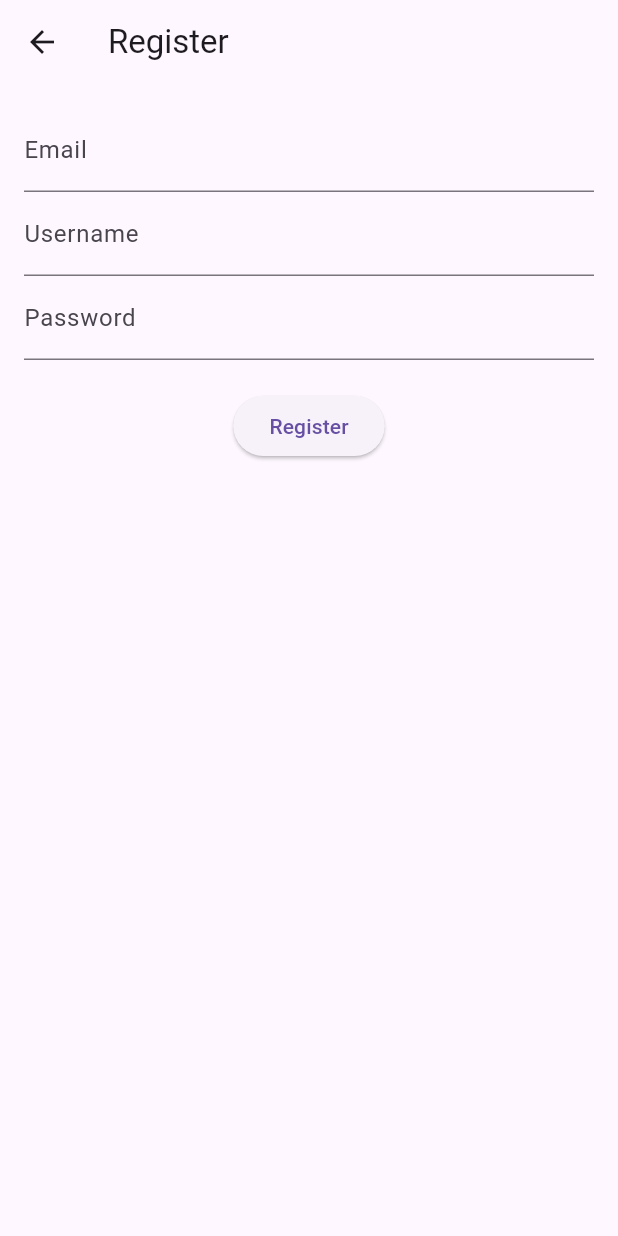
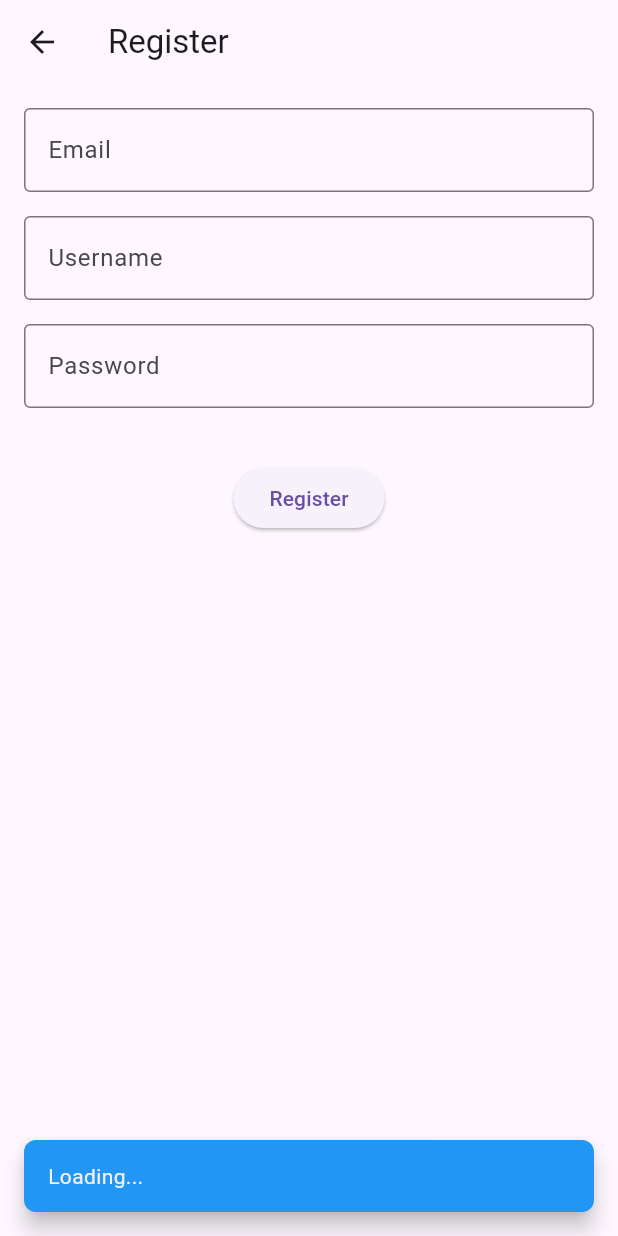
Before and after one commit to islam-debbi-dev/book_store_frontend_flutter, a Flutter app: the RegistrationPage screen opened directly, after a tap on "Register", on a phone screen of 412 x 824 dp. Run offline on Flutter 3.47's test engine with Material 3 defaults, Android fonts, the light colour scheme and no system bars; our stand-ins replace bloc, dio, flutter_bloc, pretty_dio_logger; network calls fail.

Commit message:
- add registration ui

```diff
--- a/lib/feattures/registration/presentation/registration.dart
+++ b/lib/feattures/registration/presentation/registration.dart
@@ -1,6 +1,9 @@
+import 'package:booke_store/feattures/registration/presentation/widgets/registration_bloc_listener.dart';
 import 'package:flutter/material.dart';
+import 'package:flutter_bloc/flutter_bloc.dart';
 
-import '../../../core/service/Api.dart';
+import '../logic/registration_cubit.dart';
+import 'widgets/registration_form.dart';
 
 class RegistrationPage extends StatefulWidget {
   const RegistrationPage({super.key});
@@ -9,10 +12,6 @@ class RegistrationPage extends StatefulWidget {
 }
 
 class _RegistrationPageState extends State<RegistrationPage> {
-  final TextEditingController _emailController = TextEditingController();
-  final TextEditingController _usernameController = TextEditingController();
-  final TextEditingController _passwordController = TextEditingController();
-
   @override
   Widget build(BuildContext context) {
     return Scaffold(
@@ -23,31 +22,15 @@ class _RegistrationPageState extends State<RegistrationPage> {
         padding: const EdgeInsets.all(16.0),
         child: Column(
           children: <Widget>[
-            TextField(
-              controller: _emailController,
-              decoration: InputDecoration(labelText: 'Email'),
-            ),
-            TextField(
-              controller: _usernameController,
-              decoration: InputDecoration(labelText: 'Username'),
-            ),
-            TextField(
-              controller: _passwordController,
-              decoration: InputDecoration(labelText: 'Password'),
-              obscureText: true,
-            ),
+            RegistrationForm(),
             SizedBox(height: 20),
             ElevatedButton(
-              onPressed: () async {
-                // await Api.register(
-                //   _emailController.text,
-                //   _usernameController.text,
-                //   _passwordController.text,
-                //   context,
-                // );
+              onPressed: () {
+                context.read<RegistrationCubit>().register();
               },
               child: Text('Register'),
             ),
+            RegistrationBlocListener(),
           ],
         ),
       ),
--- /dev/null
+++ b/lib/feattures/registration/presentation/widgets/registration_bloc_listener.dart
@@ -0,0 +1,79 @@
+import 'package:flutter/material.dart';
+import 'package:flutter_bloc/flutter_bloc.dart';
+
+import '../../../../core/router/constants_router.dart';
+import '../../logic/registration_cubit.dart';
+
+class RegistrationBlocListener extends StatefulWidget {
+  const RegistrationBlocListener({super.key});
+
+  @override
+  State<RegistrationBlocListener> createState() =>
+      _RegistrationBlocListenerState();
+}
+
+class _RegistrationBlocListenerState extends State<RegistrationBlocListener> {
+  @override
+  Widget build(BuildContext context) {
+    return BlocListener<RegistrationCubit, RegistrationState>(
+      listenWhen: (context, state) {
+        return state is RegistrationLoading ||
+            state is RegistrationSuccess ||
+            state is RegistrationFailure;
+      },
+      listener: (context, state) async {
+        if (state is RegistrationLoading) {
+          ScaffoldMessenger.of(context).showSnackBar(loadingSnackBar());
+        } else if (state is RegistrationSuccess) {
+          await ScaffoldMessenger.of(context)
+              .showSnackBar(successSnackBar())
+              .closed;
+          Navigator.pushNamed(context, login);
+        } else if (state is RegistrationFailure) {
+          ScaffoldMessenger.of(context)
+              .showSnackBar(errorSnackBar(state.errorMessage));
+        }
+      },
+      child: Container(),
+    );
+  }
+}
+
+SnackBar loadingSnackBar() {
+  return const SnackBar(
+    content: Text('Loading...'),
+    duration: Duration(seconds: 2),
+    behavior: SnackBarBehavior.floating,
+    margin: EdgeInsets.all(16),
+    backgroundColor: Colors.blue,
+    shape: RoundedRectangleBorder(
+      borderRadius: BorderRadius.all(Radius.circular(8)),
+    ),
+  );
+}
+
+SnackBar successSnackBar() {
+  return const SnackBar(
+    content: Text('Registration Successful'),
+    duration: Duration(seconds: 2),
+    behavior: SnackBarBehavior.floating,
+    margin: EdgeInsets.all(16),
+    backgroundColor: Colors.green,
+    shape: RoundedRectangleBorder(
+      borderRadius: BorderRadius.all(Radius.circular(8)),
+    ),
+  );
+}
+
+SnackBar errorSnackBar(String errorMessage) {
+  return SnackBar(
+    content: Text('Registration Failed: $errorMessage'),
+    duration: const Duration(seconds: 2),
+    behavior: SnackBarBehavior.floating,
+    margin: const EdgeInsets.all(16),
+    backgroundColor: Colors.red,
+    shape: const RoundedRectangleBorder(
+      borderRadius: BorderRadius.all(Radius.circular(8)),
+    ),
+  );
+}
--- /dev/null
+++ b/lib/feattures/registration/presentation/widgets/registration_form.dart
@@ -0,0 +1,73 @@
+import 'package:flutter/material.dart';
+import 'package:flutter_bloc/flutter_bloc.dart';
+
+import '../../logic/registration_cubit.dart';
+
+class RegistrationForm extends StatefulWidget {
+  const RegistrationForm({super.key});
+
+  @override
+  State<RegistrationForm> createState() => _RegistrationFormState();
+}
+
+class _RegistrationFormState extends State<RegistrationForm> {
+  late TextEditingController _emailController = TextEditingController();
+  late TextEditingController _usernameController = TextEditingController();
+  late TextEditingController _passwordController = TextEditingController();
+
+  @override
+  void initState() {
+    super.initState();
+    _emailController =
+        BlocProvider.of<RegistrationCubit>(context).emailController;
+    _usernameController =
+        BlocProvider.of<RegistrationCubit>(context).usernameController;
+    _passwordController =
+        BlocProvider.of<RegistrationCubit>(context).passwordController;
+  }
+
+  @override
+  void dispose() {
+    _emailController.dispose();
+    _usernameController.dispose();
+    _passwordController.dispose();
+    super.dispose();
+  }
+
+  @override
+  Widget build(BuildContext context) {
+    return Form(
+        key: BlocProvider.of<RegistrationCubit>(context).registrationFormKey,
+        child: Column(
+          mainAxisSize: MainAxisSize.min,
+          children: [
+            TextField(
+              controller: _emailController,
+              decoration: const InputDecoration(
+                labelText: 'Email',
+                border: OutlineInputBorder(),
+              ),
+              keyboardType: TextInputType.emailAddress,
+            ),
+            const SizedBox(height: 16),
+            TextField(
+              controller: _usernameController,
+              decoration: const InputDecoration(
+                labelText: 'Username',
+                border: OutlineInputBorder(),
+              ),
+            ),
+            const SizedBox(height: 16),
+            TextField(
+              controller: _passwordController,
+              decoration: const InputDecoration(
+                labelText: 'Password',
+                border: OutlineInputBorder(),
+              ),
+              obscureText: true,
+            ),
+            const SizedBox(height: 16),
+          ],
+        ));
+  }
+}
```
